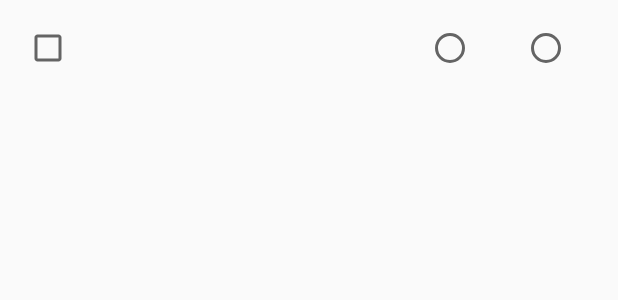
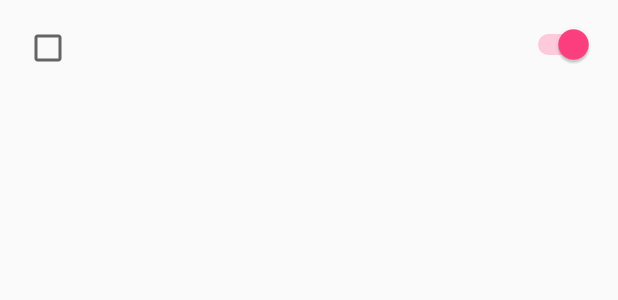
Before and after one commit to TusharSharma23/AttendenceSimple, an Android app: the layout subject_list_item.xml on its own in the app's theme, with its tools: preview values and no code run, on a phone screen of 412 x 824 dp. Shown: the top 300 px of the screen. Run offline under Robolectric (Android 15) with nearby library versions, the phone set to English and light mode, and no system bars.

Commit message:
Swapped RadioButton with Switch. Minor bugs fixed.

```diff
--- a/app/src/main/java/com/sharma/tushar/attendencesimple/Details.java
+++ b/app/src/main/java/com/sharma/tushar/attendencesimple/Details.java
@@ -4,9 +4,9 @@ import android.content.ContentValues;
 import android.content.Intent;
 import android.database.Cursor;
 import android.database.sqlite.SQLiteDatabase;
+import android.os.Bundle;
 import android.support.v4.app.NavUtils;
 import android.support.v7.app.AppCompatActivity;
-import android.os.Bundle;
 import android.util.Log;
 import android.view.View;
 import android.widget.Button;
@@ -157,7 +157,6 @@ public class Details extends AppCompatActivity {
 
             if (noClass.toString().contains(todaysClass)) {
                 noClass.deleteCharAt(noClass.indexOf(todaysClass));
-                i++;
                 continue;
             }
 
--- a/app/src/main/res/layout/subject_list_item.xml
+++ b/app/src/main/res/layout/subject_list_item.xml
@@ -20,32 +20,13 @@
         android:layout_marginTop="@dimen/not_attended_right_margin"
         android:layout_marginBottom="@dimen/not_attended_right_margin"/>
 
-    <LinearLayout
+    <Switch
+        android:id="@+id/attended_button"
         android:layout_width="wrap_content"
         android:layout_height="wrap_content"
-        android:orientation="horizontal"
         android:layout_alignParentEnd="true"
-        android:layout_marginRight="@dimen/sub_left_margin"
+        android:layout_marginEnd="@dimen/not_attended_right_margin"
         android:layout_marginTop="@dimen/not_attended_right_margin"
-        android:layout_marginBottom="@dimen/not_attended_right_margin">
-        <RadioGroup
-            android:layout_width="match_parent"
-            android:layout_height="match_parent"
-            android:orientation="horizontal">
-
-            <RadioButton
-                android:id="@+id/attended_button"
-                android:layout_width="wrap_content"
-                android:layout_height="wrap_content"
-                android:paddingRight="@dimen/sub_left_margin"/>
-
-            <RadioButton
-                android:id="@+id/not_attended_button"
-                android:layout_width="wrap_content"
-                android:layout_height="wrap_content"
-                android:paddingRight="@dimen/sub_left_margin"
-                android:layout_marginLeft="@dimen/sub_left_margin"/>
-        </RadioGroup>
-    </LinearLayout>
+        android:checked="true" />
 
 </RelativeLayout>
```
Also changed, not shown: app/src/main/java/com/sharma/tushar/attendencesimple/Data/SubjectAdapter.java (+12 -17 lines), app/src/main/res/layout/activity_details.xml (+1 -8 lines).
